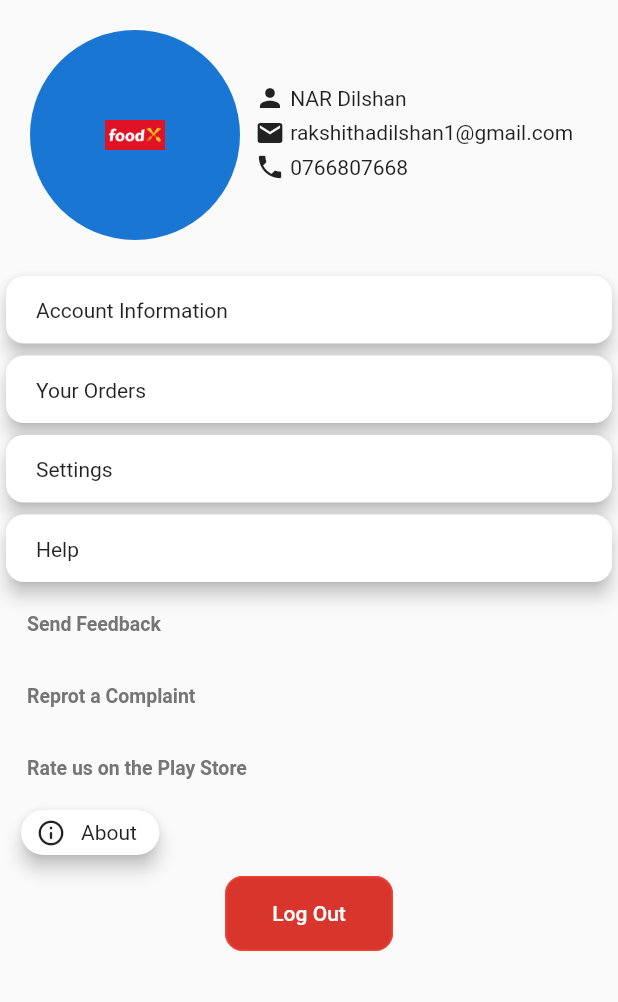
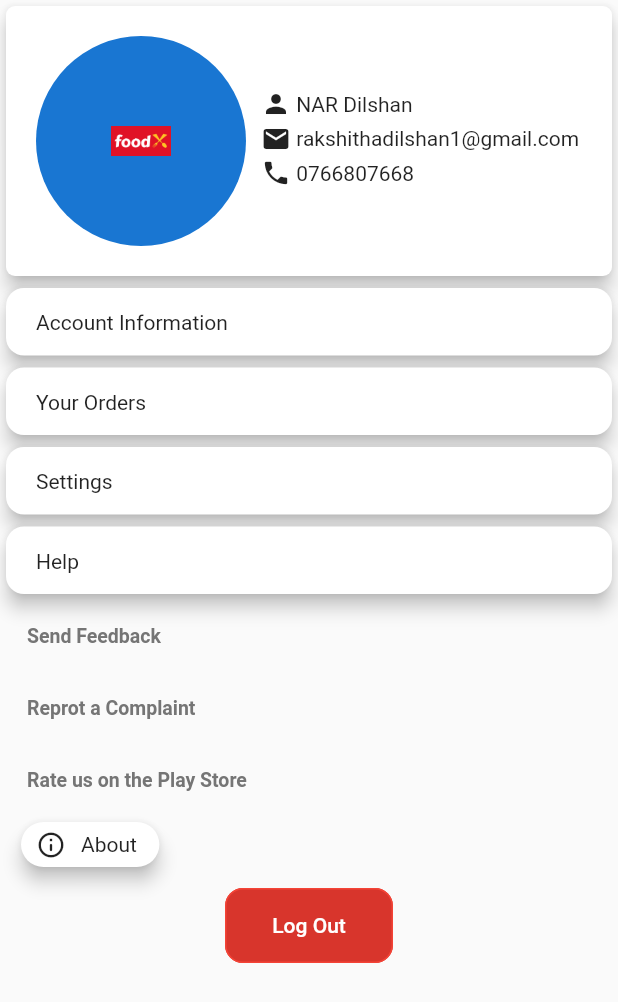
Before and after one commit to RakshithaDi/Food-Ordering-Application, a Flutter app: the screen it shows after launch, on a phone screen of 412 x 824 dp. Shown: the top 1002 px of the screen. Run offline on Flutter 3.47's test engine with Material 2 defaults, Android fonts, the phone set to English and light mode, and no system bars; our stand-ins replace font_awesome_flutter.

Commit message:
Update account.dart

```diff
--- a/food_ordering_application/lib/Home/account.dart
+++ b/food_ordering_application/lib/Home/account.dart
@@ -14,7 +14,12 @@ class _AccountState extends State<Account> {
         body: SafeArea(
           child: ListView(
             children: [
-              Container(
+              Card(
+                elevation: 5,
+                shape: RoundedRectangleBorder(
+                  borderRadius: BorderRadius.circular(6),
+                ),
+                child: Container(
                   margin: EdgeInsets.all(20),
                   child: Row(
                     children: [
@@ -72,6 +77,7 @@ class _AccountState extends State<Account> {
                         ),
                       ),
                     ],
+                  ),
                 ),
               ),
               Container(
@@ -227,9 +233,6 @@ class _AccountState extends State<Account> {
                                 const SizedBox(
                                   height: 30,
                                   width: 15,
-                                  child: Padding(
-                                    padding: EdgeInsets.only(top: 15, left: 20),
-                                  ),
                                 ),
                               ],
                             ),
```
Lines whose indentation alone changed are shown as unchanged.
